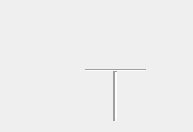
First picture: the form in templates/GCC_GPI.ui, repository pcdshub/lcls-pydm-vacuum, before the edit.
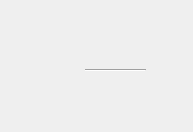
Second picture: the form after the edit. Custom widgets are drawn as their Qt base class.

Commit message: FIX: removes  vertical connector to make it easier to line up in screens

Diff of the .ui file:
```diff
--- a/templates/GCC_GPI.ui
+++ b/templates/GCC_GPI.ui
@@ -66,22 +66,6 @@
      <enum>Qt::Horizontal</enum>
     </property>
    </widget>
-   <widget class="Line" name="line_vert">
-    <property name="geometry">
-     <rect>
-      <x>100</x>
-      <y>70</y>
-      <width>30</width>
-      <height>51</height>
-     </rect>
-    </property>
-    <property name="lineWidth">
-     <number>2</number>
-    </property>
-    <property name="orientation">
-     <enum>Qt::Vertical</enum>
-    </property>
-   </widget>
    <widget class="RoughGauge" name="GPI">
     <property name="geometry">
      <rect>
```
Left out of the diff: 1 changed line with no effect on the pictures.
